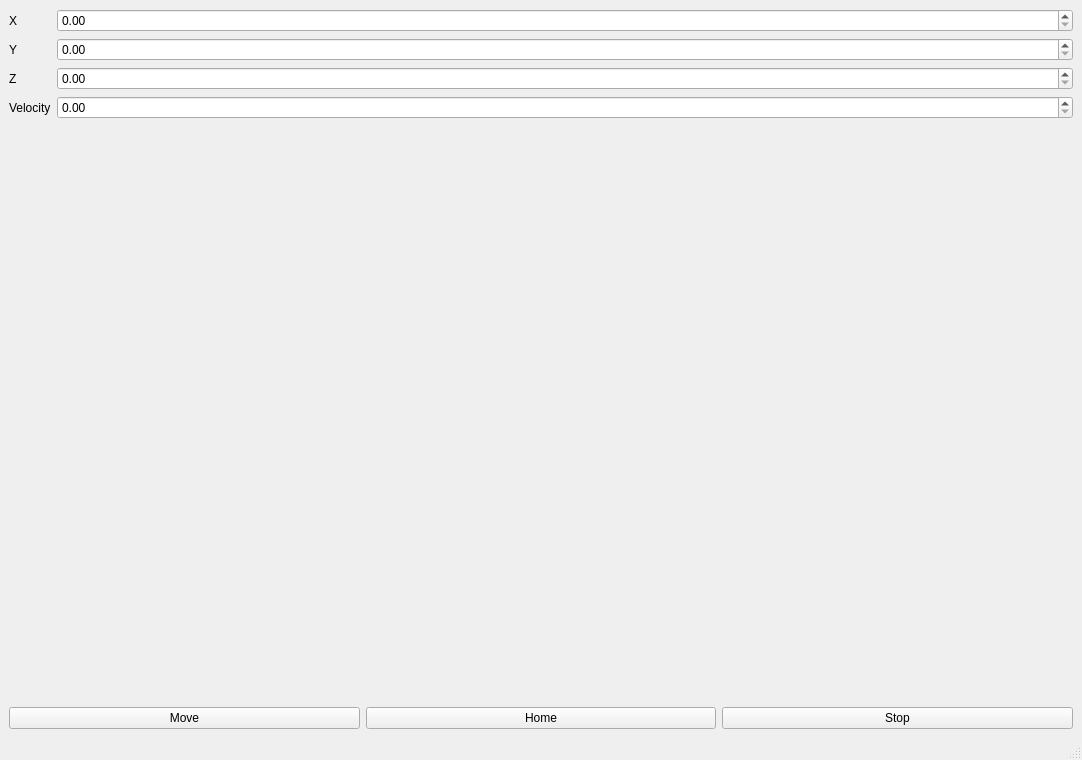
This is ui/main_window.ui in UChicago-Yang-Lab/miniMBE-GUI-v2 as Qt 5 draws it before an edit. The edited form follows.
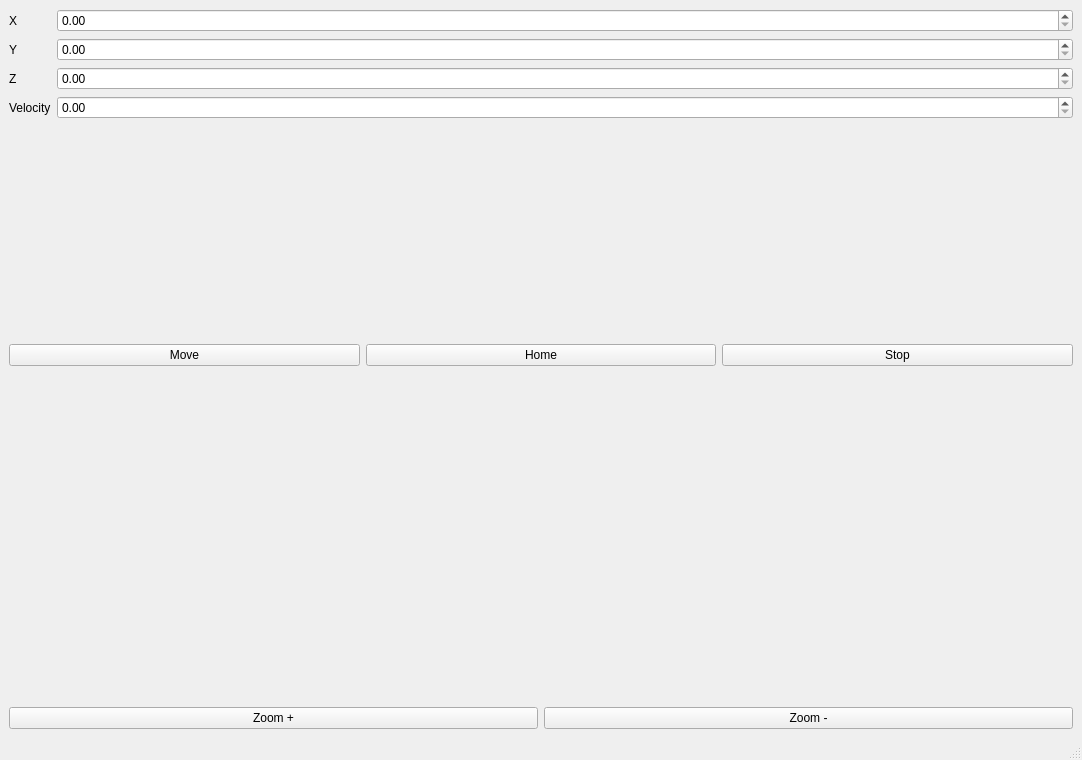
This is the edited form.

```diff
--- a/ui/main_window.ui
+++ b/ui/main_window.ui
@@ -84,6 +84,27 @@
        </item>
       </layout>
      </item>
+     <item>
+      <widget class="QWidget" name="plotContainer"/>
+     </item>
+     <item>
+      <layout class="QHBoxLayout" name="zoomLayout">
+       <item>
+        <widget class="QPushButton" name="zoomInButton">
+         <property name="text">
+          <string>Zoom +</string>
+         </property>
+        </widget>
+       </item>
+       <item>
+        <widget class="QPushButton" name="zoomOutButton">
+         <property name="text">
+          <string>Zoom -</string>
+         </property>
+        </widget>
+       </item>
+      </layout>
+     </item>
     </layout>
    </widget>
   <widget class="QMenuBar" name="menubar">
```
